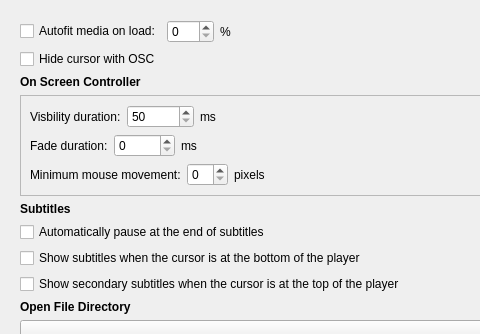
Above: src/gui/widgets/settings/behaviorsettings.ui from ripose-jp/Memento before the change; both pictures show x 0 to 480 and y 0 to 334 of the 627 by 538 pixel window. Below: the same form after it.
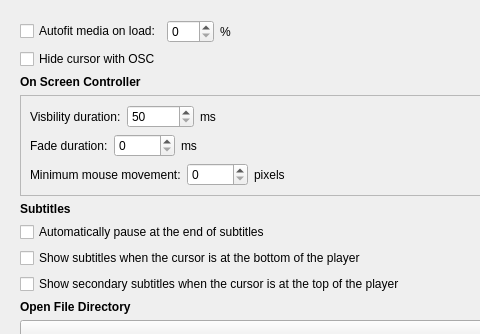
That is the form after the change.

Commit message: Allow setting `OSC_MIN_MOVE` to values greater than 99

```diff
--- a/src/gui/widgets/settings/behaviorsettings.ui
+++ b/src/gui/widgets/settings/behaviorsettings.ui
@@ -216,6 +216,9 @@
               <property name="toolTip">
                <string>The number of pixels that need to be moved before the OSC is shown</string>
               </property>
+              <property name="maximum">
+               <number>10000</number>
+              </property>
              </widget>
             </item>
             <item>
```
